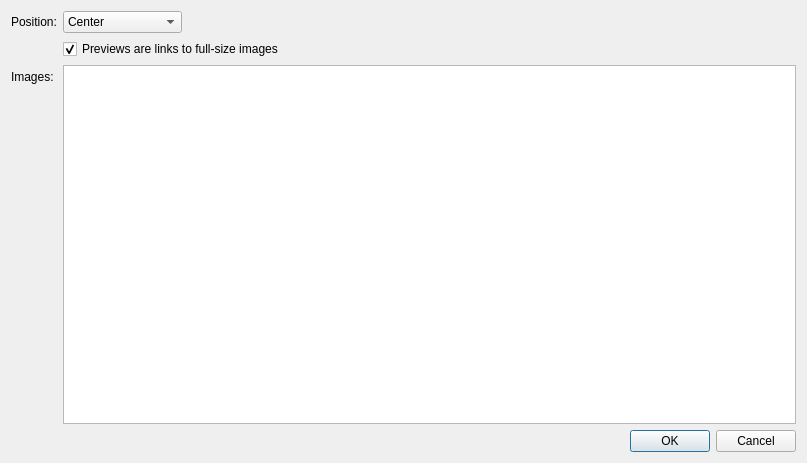
First picture: the form in src/plugins/lhtr/imagecollectiondialog.ui, repository 0xd34df00d/leechcraft, before the edit.
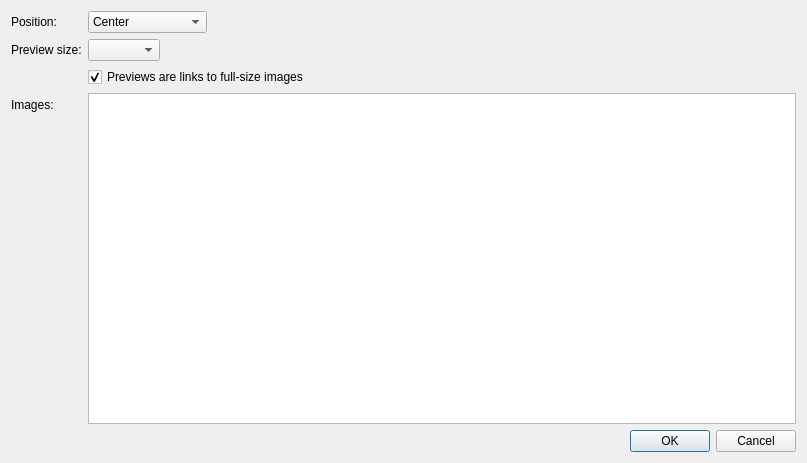
Second picture: the form after the edit.

Commit message: [LHTR] Store/get preview size.

The edit to the form file:
```diff
--- a/src/plugins/lhtr/imagecollectiondialog.ui
+++ b/src/plugins/lhtr/imagecollectiondialog.ui
@@ -53,14 +53,24 @@
      </item>
     </widget>
    </item>
-   <item row="2" column="0">
+   <item row="2" column="1">
+    <widget class="QCheckBox" name="PreviewsAreLinks_">
+     <property name="text">
+      <string>Previews are links to full-size images</string>
+     </property>
+     <property name="checked">
+      <bool>true</bool>
+     </property>
+    </widget>
+   </item>
+   <item row="3" column="0">
     <widget class="QLabel" name="label">
      <property name="text">
       <string>Images:</string>
      </property>
     </widget>
    </item>
-   <item row="2" column="1">
+   <item row="3" column="1">
     <widget class="QTreeView" name="Images_">
      <property name="sizePolicy">
       <sizepolicy hsizetype="Expanding" vsizetype="Expanding">
@@ -73,7 +83,7 @@
      </property>
     </widget>
    </item>
-   <item row="3" column="1">
+   <item row="4" column="1">
     <widget class="QDialogButtonBox" name="buttonBox">
      <property name="orientation">
       <enum>Qt::Horizontal</enum>
@@ -83,15 +93,15 @@
      </property>
     </widget>
    </item>
+   <item row="1" column="0">
+    <widget class="QLabel" name="label_4">
+     <property name="text">
+      <string>Preview size:</string>
+     </property>
+    </widget>
+   </item>
    <item row="1" column="1">
-    <widget class="QCheckBox" name="PreviewsAreLinks_">
-     <property name="text">
-      <string>Previews are links to full-size images</string>
-     </property>
-     <property name="checked">
-      <bool>true</bool>
-     </property>
-    </widget>
+    <widget class="QComboBox" name="PreviewSize_"/>
    </item>
   </layout>
  </widget>
```
The commit also changes 2 other files.
